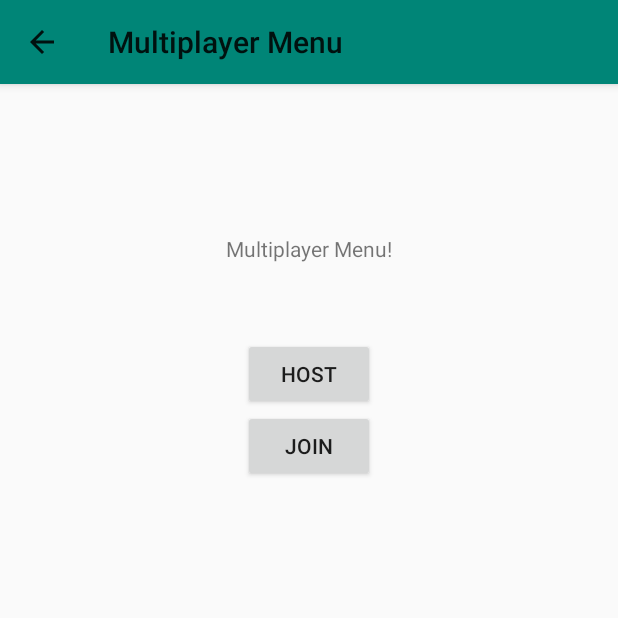
After one commit to best-cat-hustlers/cs446-project, an Android app: the MultiplayerMenuActivity screen opened directly, with no data from a screen before it, on a phone screen of 412 x 824 dp, the top half of it. The commit adds this screen. Run offline under Robolectric (Android 15) with nearby library versions, the phone set to English and light mode, and no system bars.

Commit message:
[#3] Add MultiplayerMenu, Lobby, and Join pages

```diff
--- /dev/null
+++ b/app/src/main/java/com/bestCatHustlers/sukodublitz/MultiplayerMenuActivity.java
@@ -0,0 +1,33 @@
+package com.bestCatHustlers.sukodublitz;
+
+import android.content.Intent;
+import android.support.v7.app.ActionBar;
+import android.support.v7.app.AppCompatActivity;
+import android.os.Bundle;
+import android.support.v7.widget.Toolbar;
+import android.view.View;
+
+public class MultiplayerMenuActivity extends AppCompatActivity {
+
+    @Override
+    protected void onCreate(Bundle savedInstanceState) {
+        super.onCreate(savedInstanceState);
+        setContentView(R.layout.activity_multiplayer_menu);
+
+        Toolbar toolbar = findViewById(R.id.toolbar);
+        setSupportActionBar(toolbar);
+
+        ActionBar actionBar = getSupportActionBar();
+        actionBar.setDisplayHomeAsUpEnabled(true);
+    }
+
+//    public void openGameSetup(View view) {
+//        Intent intent = new Intent(this, GameSetupActivity.class);
+//        startActivity(intent);
+//    }
+
+    public void openJoinActivity(View view) {
+        Intent intent = new Intent(this, JoinActivity.class);
+        startActivity(intent);
+    }
+}
--- /dev/null
+++ b/app/src/main/res/layout/activity_multiplayer_menu.xml
@@ -0,0 +1,46 @@
+<?xml version="1.0" encoding="utf-8"?>
+<LinearLayout xmlns:android="http://schemas.android.com/apk/res/android"
+    xmlns:app="http://schemas.android.com/apk/res-auto"
+    xmlns:tools="http://schemas.android.com/tools"
+    android:layout_width="match_parent"
+    android:layout_height="match_parent"
+    android:orientation="vertical"
+    tools:context=".MultiplayerMenuActivity">
+
+    <android.support.v7.widget.Toolbar
+        android:id="@+id/toolbar"
+        android:layout_width="match_parent"
+        android:layout_height="?attr/actionBarSize"
+        android:background="?attr/colorPrimary"
+        android:elevation="4dp"
+        android:theme="@style/ThemeOverlay.AppCompat.ActionBar"
+        app:popupTheme="@style/ThemeOverlay.AppCompat.Light"/>
+
+    <TextView
+        android:layout_width="wrap_content"
+        android:layout_height="wrap_content"
+        android:text="Multiplayer Menu!"
+        android:layout_gravity="center"
+        android:layout_marginTop="100dp"
+        app:layout_constraintBottom_toBottomOf="parent"
+        app:layout_constraintLeft_toLeftOf="parent"
+        app:layout_constraintRight_toRightOf="parent"
+        app:layout_constraintTop_toTopOf="parent" />
+
+    <Button
+        android:layout_marginTop="50dp"
+        android:id="@+id/button"
+        android:layout_width="wrap_content"
+        android:layout_height="wrap_content"
+        android:layout_gravity="center"
+        android:text="Host" />
+
+    <Button
+        android:id="@+id/button2"
+        android:layout_width="wrap_content"
+        android:layout_height="wrap_content"
+        android:onClick="openJoinActivity"
+        android:layout_gravity="center"
+        android:text="Join" />
+
+</LinearLayout>
--- a/app/src/main/res/values/strings.xml
+++ b/app/src/main/res/values/strings.xml
@@ -1,4 +1,6 @@
 <resources>
     <string name="app_name">Sudoku Blitz</string>
-    <string name="title_activity_game">GameActivity</string>
+    <string name="title_activity_multiplayer_menu">Multiplayer Menu</string>
+    <string name="title_activity_join">Join</string>
+    <string name="title_activity_lobby">Lobby</string>
 </resources>
```
Also changed, not shown: app/src/main/AndroidManifest.xml (+15 -0 lines), app/src/main/java/com/bestCatHustlers/sukodublitz/JoinActivity.java (added, +28 -0 lines), app/src/main/java/com/bestCatHustlers/sukodublitz/LobbyActivity.java (added, +22 -0 lines), app/src/main/res/layout/activity_join.xml (added, +39 -0 lines), app/src/main/res/layout/activity_lobby.xml (added, +30 -0 lines).
